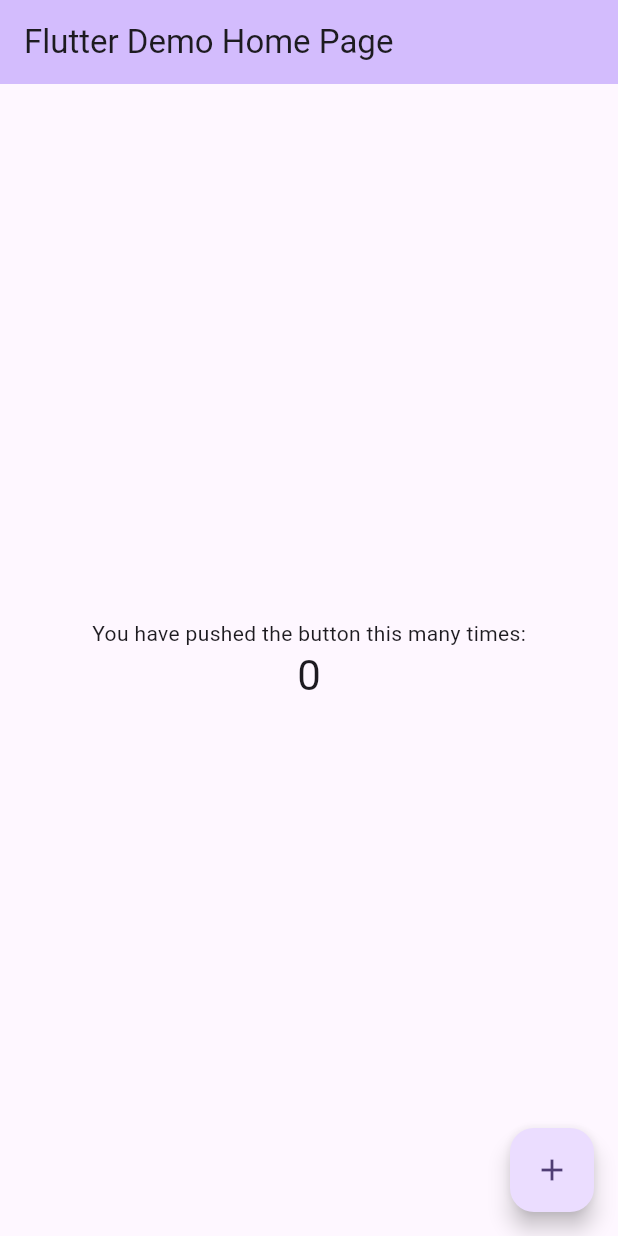
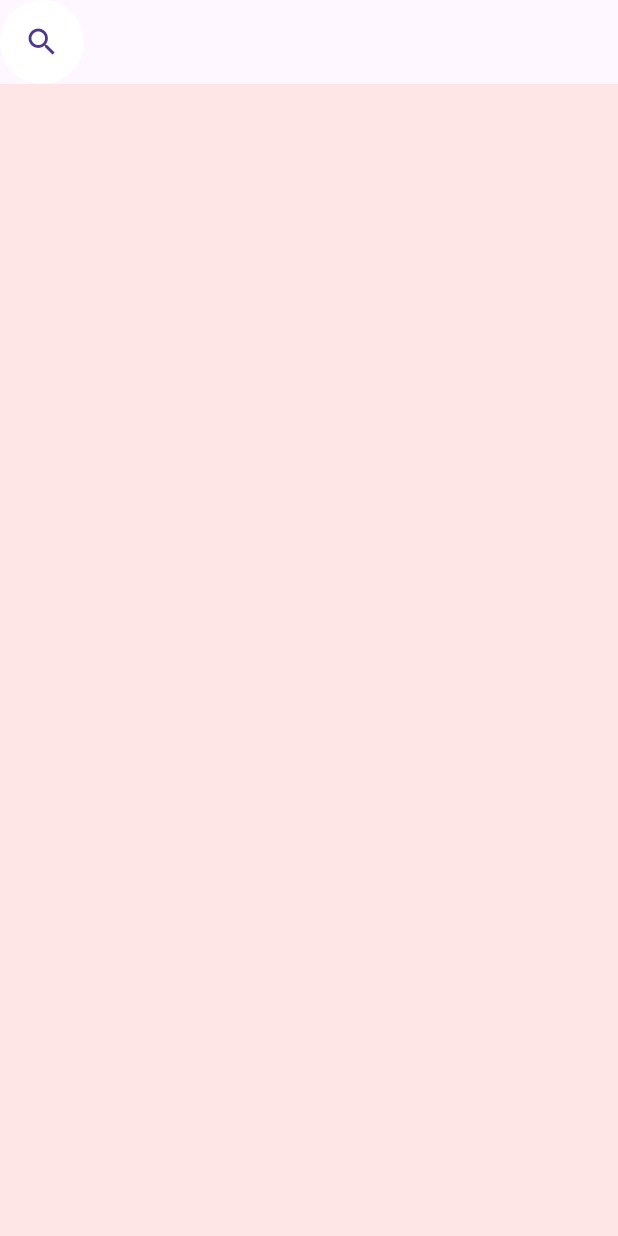
Before and after one commit to nooralom1/Pet-Sell-App, a Flutter app: the screen it shows after launch, on a phone screen of 412 x 824 dp. Run offline on Flutter 3.47's test engine with Material 3 defaults, Android fonts, the phone set to English and light mode, and no system bars.

Commit message:
home screen

```diff
--- a/lib/main.dart
+++ b/lib/main.dart
@@ -1,4 +1,5 @@
 import 'package:flutter/material.dart';
+import 'package:petty/view/screens/home/home.dart';
 
 void main() {
   runApp(const MyApp());
@@ -7,119 +8,11 @@ void main() {
 class MyApp extends StatelessWidget {
   const MyApp({super.key});
 
-  // This widget is the root of your application.
   @override
   Widget build(BuildContext context) {
-    return MaterialApp(
-      title: 'Flutter Demo',
-      theme: ThemeData(
-        // This is the theme of your application.
-        //
-        // TRY THIS: Try running your application with "flutter run". You'll see
-        // the application has a purple toolbar. Then, without quitting the app,
-        // try changing the seedColor in the colorScheme below to Colors.green
-        // and then invoke "hot reload" (save your changes or press the "hot
-        // reload" button in a Flutter-supported IDE, or press "r" if you used
-        // the command line to start the app).
-        //
-        // Notice that the counter didn't reset back to zero; the application
-        // state is not lost during the reload. To reset the state, use hot
-        // restart instead.
-        //
-        // This works for code too, not just values: Most code changes can be
-        // tested with just a hot reload.
-        colorScheme: ColorScheme.fromSeed(seedColor: Colors.deepPurple),
-        useMaterial3: true,
-      ),
-      home: const MyHomePage(title: 'Flutter Demo Home Page'),
+    return const MaterialApp(
+      debugShowCheckedModeBanner: false,
+      home: HomeScreen(),
     );
   }
 }
-
-class MyHomePage extends StatefulWidget {
-  const MyHomePage({super.key, required this.title});
-
-  // This widget is the home page of your application. It is stateful, meaning
-  // that it has a State object (defined below) that contains fields that affect
-  // how it looks.
-
-  // This class is the configuration for the state. It holds the values (in this
-  // case the title) provided by the parent (in this case the App widget) and
-  // used by the build method of the State. Fields in a Widget subclass are
-  // always marked "final".
-
-  final String title;
-
-  @override
-  State<MyHomePage> createState() => _MyHomePageState();
-}
-
-class _MyHomePageState extends State<MyHomePage> {
-  int _counter = 0;
-
-  void _incrementCounter() {
-    setState(() {
-      // This call to setState tells the Flutter framework that something has
-      // changed in this State, which causes it to rerun the build method below
-      // so that the display can reflect the updated values. If we changed
-      // _counter without calling setState(), then the build method would not be
-      // called again, and so nothing would appear to happen.
-      _counter++;
-    });
-  }
-
-  @override
-  Widget build(BuildContext context) {
-    // This method is rerun every time setState is called, for instance as done
-    // by the _incrementCounter method above.
-    //
-    // The Flutter framework has been optimized to make rerunning build methods
-    // fast, so that you can just rebuild anything that needs updating rather
-    // than having to individually change instances of widgets.
-    return Scaffold(
-      appBar: AppBar(
-        // TRY THIS: Try changing the color here to a specific color (to
-        // Colors.amber, perhaps?) and trigger a hot reload to see the AppBar
-        // change color while the other colors stay the same.
-        backgroundColor: Theme.of(context).colorScheme.inversePrimary,
-        // Here we take the value from the MyHomePage object that was created by
-        // the App.build method, and use it to set our appbar title.
-        title: Text(widget.title),
-      ),
-      body: Center(
-        // Center is a layout widget. It takes a single child and positions it
-        // in the middle of the parent.
-        child: Column(
-          // Column is also a layout widget. It takes a list of children and
-          // arranges them vertically. By default, it sizes itself to fit its
-          // children horizontally, and tries to be as tall as its parent.
-          //
-          // Column has various properties to control how it sizes itself and
-          // how it positions its children. Here we use mainAxisAlignment to
-          // center the children vertically; the main axis here is the vertical
-          // axis because Columns are vertical (the cross axis would be
-          // horizontal).
-          //
-          // TRY THIS: Invoke "debug painting" (choose the "Toggle Debug Paint"
-          // action in the IDE, or press "p" in the console), to see the
-          // wireframe for each widget.
-          mainAxisAlignment: MainAxisAlignment.center,
-          children: <Widget>[
-            const Text(
-              'You have pushed the button this many times:',
-            ),
-            Text(
-              '$_counter',
-              style: Theme.of(context).textTheme.headlineMedium,
-            ),
-          ],
-        ),
-      ),
-      floatingActionButton: FloatingActionButton(
-        onPressed: _incrementCounter,
-        tooltip: 'Increment',
-        child: const Icon(Icons.add),
-      ), // This trailing comma makes auto-formatting nicer for build methods.
-    );
-  }
-}
--- /dev/null
+++ b/lib/utils/app_color.dart
@@ -0,0 +1,6 @@
+import 'dart:ui';
+
+class AppColor{
+
+  static const Color bgColor = Color(0xffffe6e6);
+}
--- /dev/null
+++ b/lib/view/screens/home/home.dart
@@ -0,0 +1,21 @@
+import 'package:flutter/material.dart';
+import 'package:petty/utils/app_color.dart';
+
+class HomeScreen extends StatelessWidget {
+  const HomeScreen({super.key});
+
+  @override
+  Widget build(BuildContext context) {
+    return Scaffold(
+      backgroundColor: AppColor.bgColor,
+      appBar: AppBar(
+        leading: CircleAvatar(
+          backgroundColor: Colors.white,
+          child: Center(
+            child: Icon(Icons.search),
+          ),
+        ),
+      ),
+    );
+  }
+}
```
Also changed, not shown: 2 other files.
